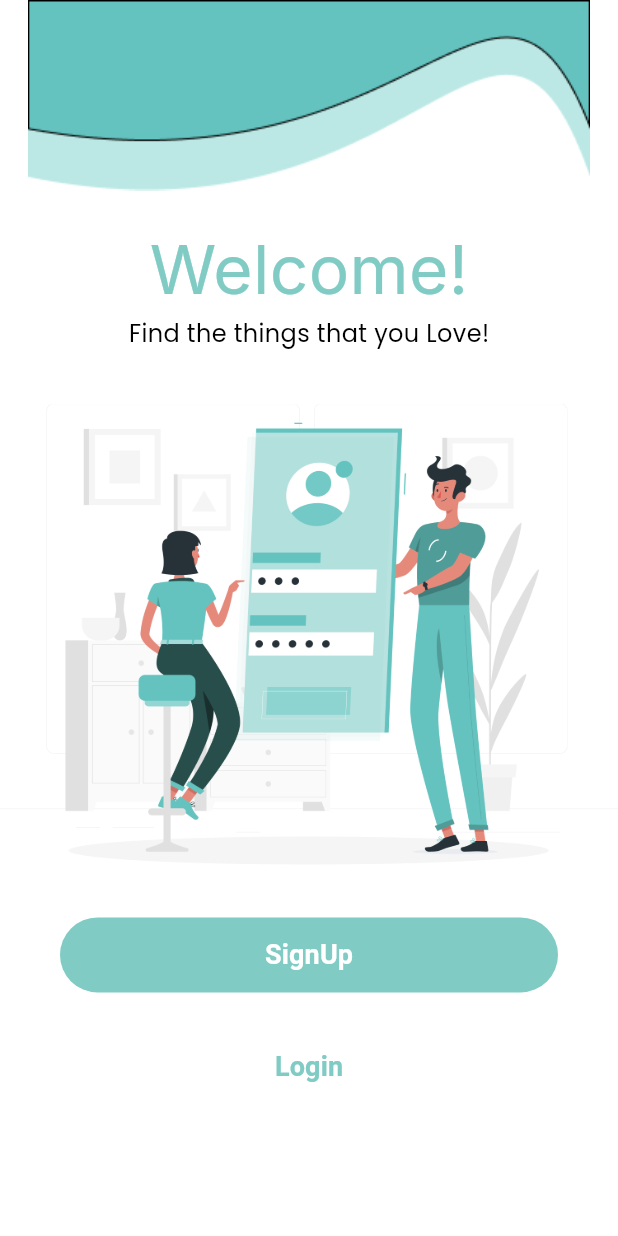
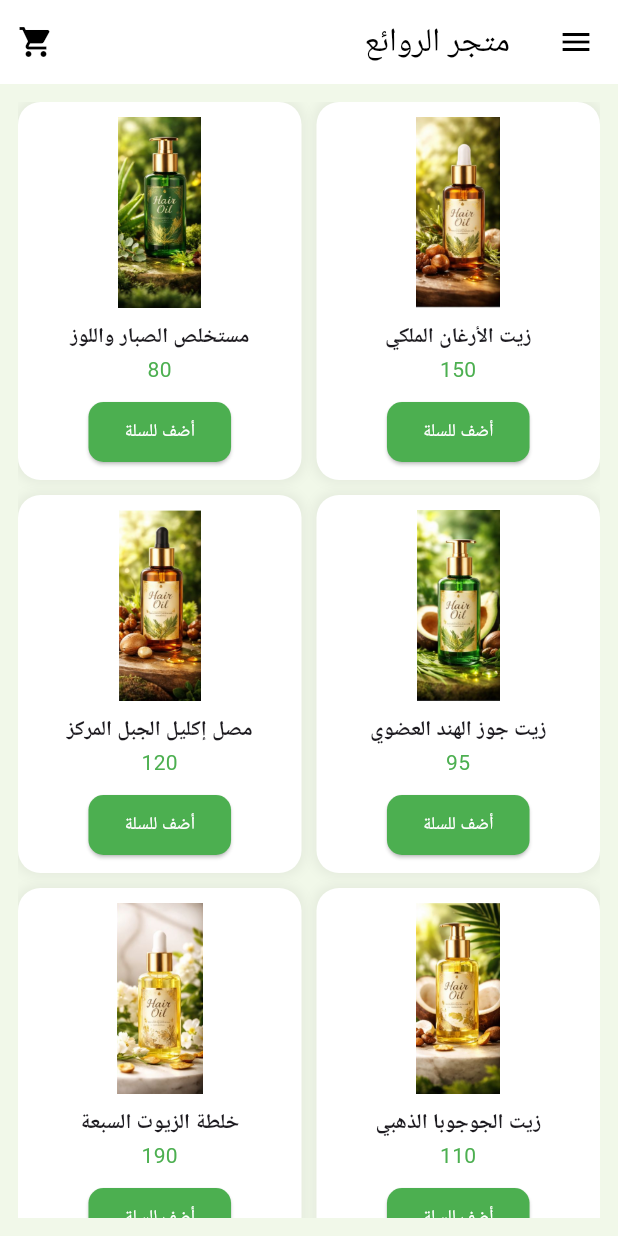
Before and after one commit to abdowqtube5-cmyk/Applacition-Devlopering, a Flutter app: the screen it shows after launch, on a phone screen of 412 x 824 dp. Run offline on Flutter 3.47's test engine with Material 3 defaults, Android fonts, the phone set to English and light mode, and no system bars; our stand-ins replace firebase_core, get, google_fonts; accounts and stored records are empty; Roboto replaces fonts that are missing (Cairo).

Commit message:
splash and home screens version

```diff
--- /dev/null
+++ b/lib/controller/home_controller.dart
@@ -0,0 +1,59 @@
+import 'package:get/get.dart';
+
+class HomeController extends GetxController {
+  // قائمة المنتجات (أضفت لك المنتجات التي ظهرت في الصور)
+  var products = <Map<String, String>>[].obs;
+  var isLoading = true.obs;
+
+  @override
+  void onInit() {
+    super.onInit();
+    loadProducts();
+  }
+
+  void loadProducts() async {
+    isLoading.value = true;
+    // محاكاة تحميل البيانات من قاعدة البيانات
+    await Future.delayed(const Duration(seconds: 4));
+
+    products.addAll([
+      {
+        "name": "زيت الأرغان الملكي",
+        "price": "150",
+        "image": "assets/images/oilhaur1.png",
+        "desc": "مستخلص من لوز الأرغان النقي لترطيب عميق ولمعان فائق."
+      },
+      {
+        "name": "مستخلص الصبار واللوز",
+        "price": "80",
+        "image": "assets/images/oilhaur2.png",
+        "desc": "تركيبة خفيفة لتهدئة فروة الرأس وتقوية الجذور."
+      },
+      {
+        "name": "زيت جوز الهند العضوي",
+        "price": "95",
+        "image": "assets/images/oilhaur3.png",
+        "desc": "زيت طبيعي 100% لتغذية الشعر الجاف والمتقصف."
+      },
+      {
+        "name": "مصل إكليل الجبل المركز",
+        "price": "120",
+        "image": "assets/images/oilhaur4.png",
+        "desc": "محفز طبيعي لنمو الشعر وزيادة كثافته."
+      },
+      {
+        "name": "زيت الجوجوبا الذهبي",
+        "price": "110",
+        "image": "assets/images/oilhaur5.png",
+        "desc": "يوازن زيوت الفروة الطبيعية ويمنح شعرك ملمساً حريرياً."
+      },
+      {
+        "name": "خلطة الزيوت السبعة",
+        "price": "190",
+        "image": "assets/images/oilhaur6.png",
+        "desc": "مزيج فاخر من أنقى الزيوت الطبيعية لعناية متكاملة."
+      },
+    ]);
+    isLoading.value = false;
+  }
+}
--- a/lib/core/app_binding.dart
+++ b/lib/core/app_binding.dart
@@ -1,11 +1,15 @@
 import 'package:get/get.dart';
+import 'package:na/controller/home_controller.dart';
 import 'package:na/controller/login_controller.dart';
 import 'package:na/controller/sginup_controller.dart';
+import 'package:na/controller/splash_controller.dart';
 
 class AppBinding extends Bindings {
   @override
   void dependencies() {
     Get.lazyPut(() => SginupController());
     Get.lazyPut(() => LoginController());
+    Get.put(SplashController());
+    Get.lazyPut(() => HomeController());
   }
 }
--- a/lib/main.dart
+++ b/lib/main.dart
@@ -2,8 +2,10 @@ import 'package:firebase_core/firebase_core.dart';
 import 'package:flutter/material.dart';
 import 'package:get/get.dart';
 import 'package:na/core/app_binding.dart';
+import 'package:na/view/screen/home_screen.dart';
 import 'package:na/view/screen/login_screen.dart';
 import 'package:na/view/screen/sginup_screen.dart';
+import 'package:na/view/screen/splash_screen.dart';
 import 'package:na/view/screen/welcome_screen.dart';
 
 import 'firebase_options.dart';
@@ -24,8 +26,8 @@ class LoginPro extends StatelessWidget {
   Widget build(BuildContext context) {
     return GetMaterialApp(
       debugShowCheckedModeBanner: false,
-
-      initialRoute: "/Welcome",
+      initialBinding: AppBinding(),
+      initialRoute: "/Splash",
       getPages: [
         GetPage(name: "/Welcome", page: () => WelcomeScreen()),
         GetPage(
@@ -38,6 +40,15 @@ class LoginPro extends StatelessWidget {
           page: () => SginupScreen(),
           binding: AppBinding(),
         ),
+        GetPage(
+          name: "/Splash",
+          page: () => SplashScreen(),
+          ),
+        GetPage(
+          name: "/home",
+          page: () => HomeScreen(),
+          ),
+
       ],
     );
   }
--- /dev/null
+++ b/lib/view/screen/home_screen.dart
@@ -0,0 +1,87 @@
+import 'package:flutter/material.dart';
+import 'package:get/get.dart';
+import '../../controller/home_controller.dart';
+
+class HomeScreen extends GetView<HomeController> {
+  const HomeScreen({super.key});
+
+  @override
+  Widget build(BuildContext context) {
+    // حقن المتحكم
+
+
+    return Directionality(
+      textDirection: TextDirection.rtl, // لضبط التطبيق باللغة العربية
+      child: Scaffold(
+        backgroundColor: const Color(0xFFF1F8E9),
+        appBar: AppBar(
+          backgroundColor: Colors.white,
+          elevation: 0,
+          title: const Text('متجر الروائع', style: TextStyle(color: Colors.black)),
+          leading: const Icon(Icons.menu, color: Colors.black),
+          actions: [
+            IconButton(onPressed: () {}, icon: const Icon(Icons.shopping_cart, color: Colors.black))
+          ],
+        ),
+        body: Obx(() {
+          // حل مشكلة "الخطأ الأحمر": إذا كانت البيانات تحمل، اظهر مؤشر تحميل
+          if (controller.isLoading.value) {
+            return const Center(child: CircularProgressIndicator(color: Colors.green));
+          }
+
+          return Padding(
+            padding: const EdgeInsets.all(12.0),
+            child: GridView.builder(
+              itemCount: controller.products.length,
+              gridDelegate: const SliverGridDelegateWithFixedCrossAxisCount(
+                crossAxisCount: 2, // عمودين كما في التصميم
+                childAspectRatio: 0.75, // التحكم في ارتفاع الكارت
+                crossAxisSpacing: 10,
+                mainAxisSpacing: 10,
+              ),
+              itemBuilder: (context, index) {
+                final product = controller.products[index];
+                return _buildProductCard(product);
+              },
+            ),
+          );
+        }),
+      ),
+    );
+  }
+
+  // ودجت مخصص لكل منتج ليكون الكود منظماً
+  Widget _buildProductCard(Map product) {
+    return Container(
+      decoration: BoxDecoration(
+        color: Colors.white,
+        borderRadius: BorderRadius.circular(15),
+        boxShadow: [
+          BoxShadow(color: Colors.black.withOpacity(0.05), blurRadius: 5, spreadRadius: 2)
+        ],
+      ),
+      child: Column(
+        children: [
+          Expanded(
+            child: Padding(
+              padding: const EdgeInsets.all(10.0),
+              child: Image.asset(product['image']!, fit: BoxFit.contain),
+            ),
+          ),
+          Text(product['name']!, style: const TextStyle(fontWeight: FontWeight.bold)),
+          Text(product['price']!, style: const TextStyle(color: Colors.green)),
+          const SizedBox(height: 8),
+          ElevatedButton(
+            onPressed: () {},
+            style: ElevatedButton.styleFrom(
+              backgroundColor: Colors.green,
+              shape: RoundedRectangleBorder(borderRadius: BorderRadius.circular(10)),
+            ),
+            child: const Text('أضف للسلة', style: TextStyle(color: Colors.white, fontSize: 12)),
+          ),
+          const SizedBox(height: 8),
+        ],
+      ),
+    );
+  }
+}
```
Also changed, not shown: lib/controller/splash_controller.dart (added, +21 -0 lines), lib/view/screen/splash_screen.dart (added, +46 -0 lines), pubspec.yaml (+8 -0 lines), assets/images/ChatGPT Image 16 يناير 2026، 04_41_59 م.png (added), assets/images/oilhaur1.png (added), assets/images/oilhaur2.png (added), assets/images/oilhaur3.png (added), assets/images/oilhaur4.png (added), assets/images/oilhaur5.png (added), assets/images/oilhaur6.png (added), assets/images/shmpoo.png (added).
